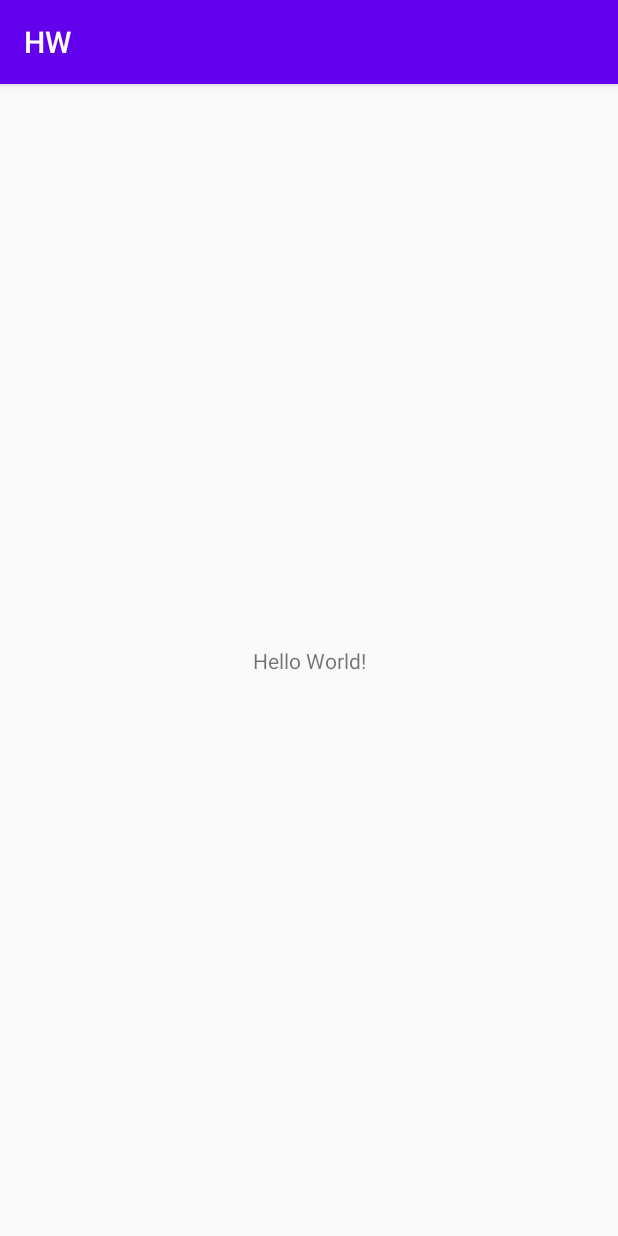
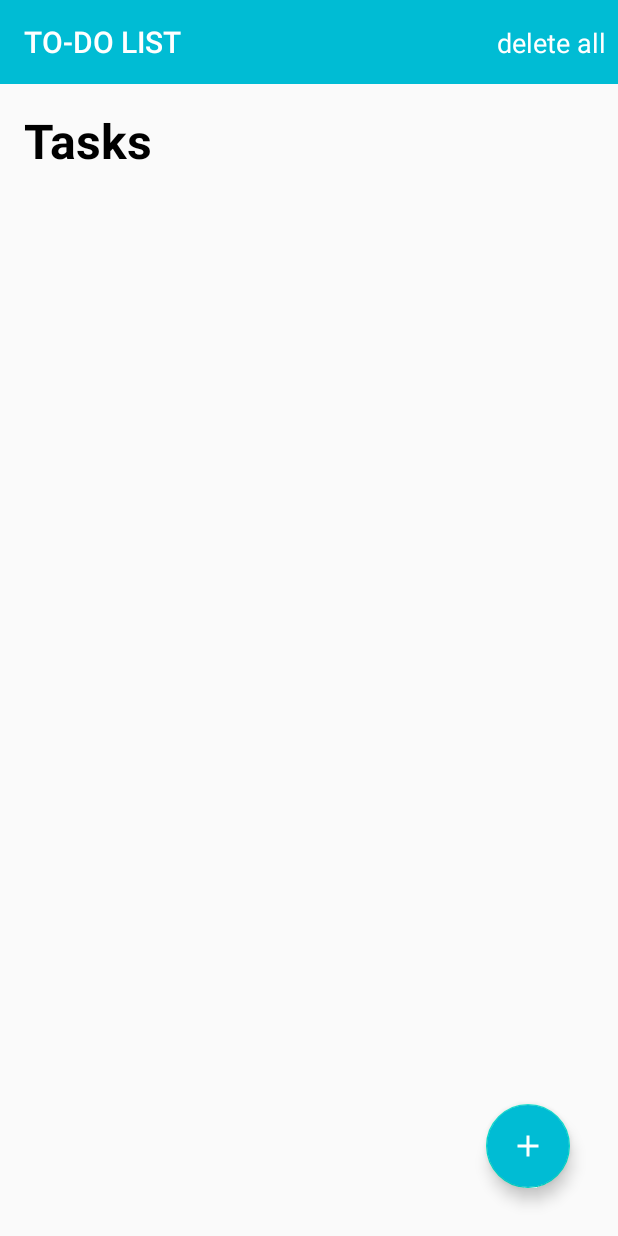
Before and after one commit to Dina3308/Android-Lab, an Android app: the screen it shows after launch (MainActivity), on a phone screen of 412 x 824 dp. Run offline under Robolectric (Android 15) with nearby library versions, the phone set to English and light mode, and no system bars; our stand-ins replace Room's generated code.

Commit message:
"toDoList"

```diff
--- a/app/src/main/AndroidManifest.xml
+++ b/app/src/main/AndroidManifest.xml
@@ -9,7 +9,8 @@
         android:roundIcon="@mipmap/ic_launcher_round"
         android:supportsRtl="true"
         android:theme="@style/AppTheme">
-        <activity android:name=".MainActivity">
+        <activity android:name=".ui.TaskDetail"></activity>
+        <activity android:name=".ui.MainActivity">
             <intent-filter>
                 <action android:name="android.intent.action.MAIN" />
 
--- a/app/src/main/java/com/example/hw/MainActivity.kt
+++ /dev/null
@@ -1,11 +0,0 @@
-package com.example.hw
-
-import androidx.appcompat.app.AppCompatActivity
-import android.os.Bundle
-
-class MainActivity : AppCompatActivity() {
-    override fun onCreate(savedInstanceState: Bundle?) {
-        super.onCreate(savedInstanceState)
-        setContentView(R.layout.activity_main)
-    }
-}
--- /dev/null
+++ b/app/src/main/java/com/example/hw/model/AppDatabase.kt
@@ -0,0 +1,33 @@
+package com.example.hw.model
+
+import android.content.Context
+import androidx.room.Database
+import androidx.room.Room
+import androidx.room.RoomDatabase
+import com.example.hw.model.dao.TaskDao
+import com.example.hw.model.entity.Task
+import com.example.hw.ui.MainActivity
+
+@Database(entities = [Task::class], version = 1)
+abstract class AppDatabase() : RoomDatabase() {
+
+    abstract fun taskDao(): TaskDao
+
+    companion object {
+
+        private const val DATABASE_NAME = "toDoList.db"
+
+        @Volatile
+        private var instance: AppDatabase? = null
+        private val LOCK = Any()
+
+        operator fun invoke(context: Context) = instance ?: synchronized(LOCK) {
+            buildDatabase(context).also { instance = it }
+        }
+
+        private fun buildDatabase(context: Context) =
+            Room.databaseBuilder(context, AppDatabase::class.java, DATABASE_NAME)
+                .fallbackToDestructiveMigration()
+                .build()
+    }
+}
--- /dev/null
+++ b/app/src/main/java/com/example/hw/model/dao/TaskDao.kt
@@ -0,0 +1,28 @@
+package com.example.hw.model.dao
+
+import androidx.lifecycle.LiveData
+import androidx.room.*
+import com.example.hw.model.entity.Task
+
+
+@Dao
+interface TaskDao {
+    @Insert(onConflict = OnConflictStrategy.REPLACE)
+    suspend fun save(task: Task)
+
+    @Update
+    suspend fun updateTask(task: Task)
+
+    @Query("SELECT * FROM task")
+    suspend fun getTasks(): List<Task>
+
+    @Query("SELECT * FROM task WHERE id = :id")
+    suspend fun getTaskById(id: Int): Task?
+
+    @Delete
+    suspend fun deleteTask(task: Task)
+
+    @Query("DELETE FROM task")
+    suspend fun deleteAllTasks()
+
+}
--- /dev/null
+++ b/app/src/main/java/com/example/hw/ui/MainActivity.kt
@@ -0,0 +1,75 @@
+package com.example.hw.ui
+
+import android.content.Intent
+import androidx.appcompat.app.AppCompatActivity
+import android.os.Bundle
+import android.util.Log
+import android.widget.Toast
+import com.example.hw.R
+import com.example.hw.model.AppDatabase
+import com.example.hw.model.entity.Task
+import com.example.hw.ui.listAdapter.TaskAdapter
+import kotlinx.android.synthetic.main.activity_main.*
+import kotlinx.coroutines.*
+
+class MainActivity : AppCompatActivity(), CoroutineScope by MainScope() {
+    private var adapter: TaskAdapter? = null
+    private lateinit var list: List<Task>
+    private lateinit var db: AppDatabase
+
+    override fun onCreate(savedInstanceState: Bundle?) {
+        super.onCreate(savedInstanceState)
+        setContentView(R.layout.activity_main)
+        db = AppDatabase(this)
+        launch {
+            list = ArrayList(db.taskDao().getTasks())
+            initAdapter()
+        }
+
+        fab.setOnClickListener {
+            startActivity(Intent(this, TaskDetail::class.java))
+        }
+
+        deleteAll.setOnClickListener {
+           deleteAll()
+        }
+    }
+
+    private fun initAdapter(){
+        adapter = TaskAdapter(
+            list,
+            {task -> delete(task) }
+        ) {
+            val intent = Intent(this@MainActivity, TaskDetail::class.java).apply {
+                putExtra("id", it.id)
+            }
+            startActivity(intent)
+        }
+
+        adapter?.submitList(list)
+        rv_task.adapter = adapter
+    }
+
+    private fun deleteAll(){
+        launch {
+            db.taskDao().deleteAllTasks()
+            list = db.taskDao().getTasks()
+            adapter?.submitList(list)
+        }
+    }
+
+    private fun delete(task: Task){
+        launch {
+            db.taskDao().deleteTask(task)
+            list = db.taskDao().getTasks()
+            adapter?.submitList(list)
+        }
+    }
+
+    override fun onDestroy() {
+        coroutineContext.cancelChildren()
+        coroutineContext.cancel()
+        super.onDestroy()
+    }
+
+}
--- /dev/null
+++ b/app/src/main/java/com/example/hw/ui/listAdapter/TaskAdapter.kt
@@ -0,0 +1,28 @@
+package com.example.hw.ui.listAdapter
+
+
+import android.view.ViewGroup
+import androidx.recyclerview.widget.DiffUtil
+import androidx.recyclerview.widget.ListAdapter
+import com.example.hw.model.entity.Task
+
+class TaskAdapter(
+    private var list: List<Task>,
+    private val deleteClick: (Task) -> Unit,
+    private val itemClick: (Task) -> Unit
+
+) : ListAdapter<Task, TaskHolder>(object : DiffUtil.ItemCallback<Task>() {
+    override fun areItemsTheSame(oldItem: Task, newItem: Task): Boolean =
+        oldItem.id == newItem.id
+
+    override fun areContentsTheSame(oldItem: Task, newItem: Task): Boolean =
+        oldItem == newItem
+}) {
+
+    override fun onCreateViewHolder(parent: ViewGroup, viewType: Int): TaskHolder =
+        TaskHolder.create(parent, deleteClick, itemClick)
+
+    override fun onBindViewHolder(holder: TaskHolder, position: Int) =
+        holder.bind(list[position])
+
+}
--- /dev/null
+++ b/app/src/main/res/drawable/ic_baseline_add.xml
@@ -0,0 +1,5 @@
+<vector android:height="32dp" android:tint="#FFFFFF"
+    android:viewportHeight="24" android:viewportWidth="24"
+    android:width="32dp" xmlns:android="http://schemas.android.com/apk/res/android">
+    <path android:fillColor="@android:color/white" android:pathData="M19,13h-6v6h-2v-6H5v-2h6V5h2v6h6v2z"/>
+</vector>
--- /dev/null
+++ b/app/src/main/res/drawable/ic_baseline_check.xml
@@ -0,0 +1,5 @@
+<vector android:height="24dp" android:tint="#FFFFFF"
+    android:viewportHeight="24" android:viewportWidth="24"
+    android:width="24dp" xmlns:android="http://schemas.android.com/apk/res/android">
+    <path android:fillColor="@android:color/white" android:pathData="M9,16.17L4.83,12l-1.42,1.41L9,19 21,7l-1.41,-1.41z"/>
+</vector>
--- a/app/src/main/res/layout/activity_main.xml
+++ b/app/src/main/res/layout/activity_main.xml
@@ -1,18 +1,64 @@
 <?xml version="1.0" encoding="utf-8"?>
 <androidx.constraintlayout.widget.ConstraintLayout xmlns:android="http://schemas.android.com/apk/res/android"
-    xmlns:app="http://schemas.android.com/apk/res-auto"
-    xmlns:tools="http://schemas.android.com/tools"
     android:layout_width="match_parent"
     android:layout_height="match_parent"
-    tools:context=".MainActivity">
+    xmlns:app="http://schemas.android.com/apk/res-auto"
+    xmlns:tools="http://schemas.android.com/tools">
+
+    <androidx.appcompat.widget.Toolbar
+        android:id="@+id/toolBar"
+        android:layout_width="match_parent"
+        android:layout_height="wrap_content"
+        android:theme="@style/ToolBarStyle"
+        app:layout_constraintEnd_toEndOf="parent"
+        app:layout_constraintStart_toStartOf="parent"
+        app:layout_constraintTop_toTopOf="parent"
+        app:title="@string/app_name">
+    </androidx.appcompat.widget.Toolbar>
 
     <TextView
+        android:id="@+id/deleteAll"
         android:layout_width="wrap_content"
         android:layout_height="wrap_content"
-        android:text="Hello World!"
+        android:text="@string/delete_all"
+        android:paddingRight="8dp"
+        app:layout_constraintEnd_toEndOf="@id/toolBar"
+        app:layout_constraintTop_toTopOf="@id/toolBar"
+        app:layout_constraintBottom_toBottomOf="@id/toolBar"
+        android:textColor="@color/textColorPrimary"
+        android:textSize="18sp"/>
+
+    <TextView
+        android:id="@+id/tasksText"
+        android:layout_width="wrap_content"
+        android:layout_height="wrap_content"
+        android:textStyle="bold"
+        android:text="@string/tasks"
+        android:layout_marginStart="16dp"
+        android:layout_marginTop="16dp"
+        android:layout_marginBottom="16dp"
+        android:textSize="32sp"
+        android:textColor="@android:color/black"
+        app:layout_constraintTop_toBottomOf="@id/toolBar"
+        app:layout_constraintStart_toStartOf="parent"/>
+
+    <androidx.recyclerview.widget.RecyclerView
+        android:id="@+id/rv_task"
+        android:layout_width="match_parent"
+        android:layout_height="wrap_content"
+        app:layout_constraintTop_toBottomOf="@+id/tasksText"
+        app:layoutManager="androidx.recyclerview.widget.LinearLayoutManager"
+        tools:itemCount="10"
+        tools:listitem="@layout/item_task"/>
+
+    <com.google.android.material.floatingactionbutton.FloatingActionButton
+        android:id="@+id/fab"
+        android:layout_width="wrap_content"
+        android:layout_height="wrap_content"
         app:layout_constraintBottom_toBottomOf="parent"
-        app:layout_constraintLeft_toLeftOf="parent"
-        app:layout_constraintRight_toRightOf="parent"
-        app:layout_constraintTop_toTopOf="parent" />
+        app:layout_constraintEnd_toEndOf="parent"
+        android:layout_margin="32dp"
+        android:backgroundTint="@color/colorPrimary"
+        android:src="@drawable/ic_baseline_add"/>
 
 </androidx.constraintlayout.widget.ConstraintLayout>
--- a/app/src/main/res/values/colors.xml
+++ b/app/src/main/res/values/colors.xml
@@ -1,6 +1,7 @@
 <?xml version="1.0" encoding="utf-8"?>
 <resources>
-    <color name="colorPrimary">#6200EE</color>
-    <color name="colorPrimaryDark">#3700B3</color>
+    <color name="colorPrimary">#00BCD4</color>
+    <color name="colorPrimaryDark">#1A727E</color>
     <color name="colorAccent">#03DAC5</color>
+    <color name="textColorPrimary">#FFFFFF</color>
 </resources>
--- a/app/src/main/res/values/strings.xml
+++ b/app/src/main/res/values/strings.xml
@@ -1,3 +1,8 @@
 <resources>
-    <string name="app_name">HW</string>
+    <string name="app_name">TO-DO LIST</string>
+    <string name="delete_all">delete all</string>
+    <string name="tasks">Tasks</string>
+    <string name="save">save</string>
+    <string name="title">Title</string>
+    <string name="description">Description</string>
 </resources>
--- a/app/src/main/res/values/styles.xml
+++ b/app/src/main/res/values/styles.xml
@@ -1,10 +1,18 @@
 <resources>
     <!-- Base application theme. -->
-    <style name="AppTheme" parent="Theme.AppCompat.Light.DarkActionBar">
+    <style name="AppTheme" parent="Theme.AppCompat.Light.NoActionBar">
         <!-- Customize your theme here. -->
         <item name="colorPrimary">@color/colorPrimary</item>
         <item name="colorPrimaryDark">@color/colorPrimaryDark</item>
         <item name="colorAccent">@color/colorAccent</item>
+        <item name="android:textColorPrimary">@color/textColorPrimary</item>
+    </style>
+
+    <style name="ToolBarStyle">
+        <item name="android:layout_width">match_parent</item>
+        <item name="android:layout_height">?attr/actionBarSize</item>
+        <item name="android:background">@color/colorPrimary</item>
+        <item name="android:textSize">18sp</item>
     </style>
 
 </resources>
--- a/build.gradle
+++ b/build.gradle
@@ -6,7 +6,7 @@ buildscript {
         jcenter()
     }
     dependencies {
-        classpath "com.android.tools.build:gradle:4.0.0"
+        classpath 'com.android.tools.build:gradle:4.0.1'
         classpath "org.jetbrains.kotlin:kotlin-gradle-plugin:$kotlin_version"
 
         // NOTE: Do not place your application dependencies here; they belong
```
Also changed, not shown: app/build.gradle (+17 -0 lines), app/src/main/java/com/example/hw/model/entity/Task.kt (added, +18 -0 lines), app/src/main/java/com/example/hw/ui/TaskDetail.kt (added, +59 -0 lines), app/src/main/java/com/example/hw/ui/listAdapter/TaskHolder.kt (added, +45 -0 lines), app/src/main/res/layout/activity_task_detail.xml (added, +40 -0 lines), app/src/main/res/layout/item_task.xml (added, +46 -0 lines).
